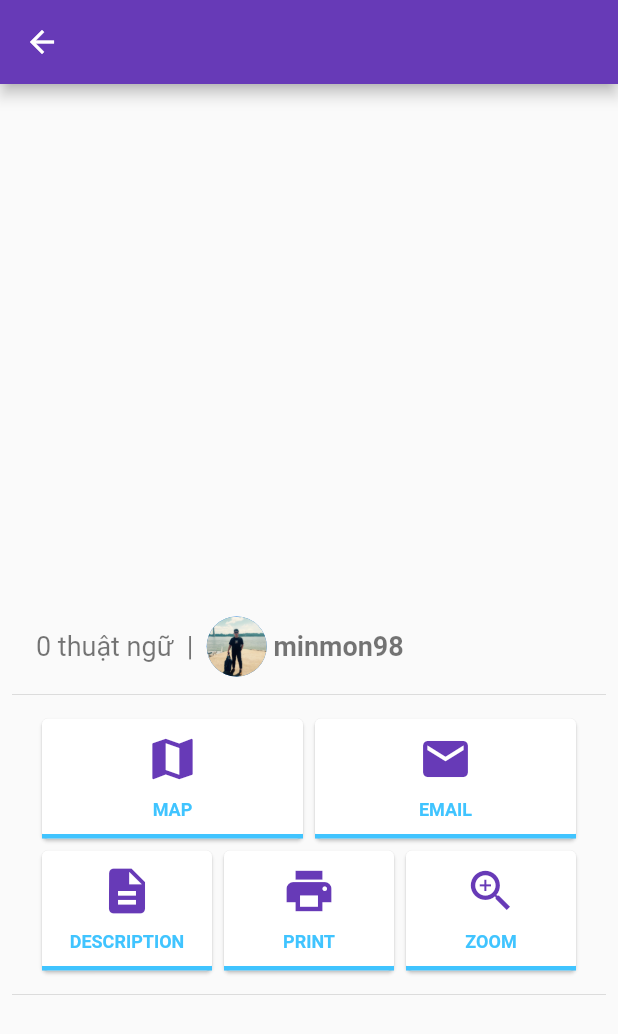
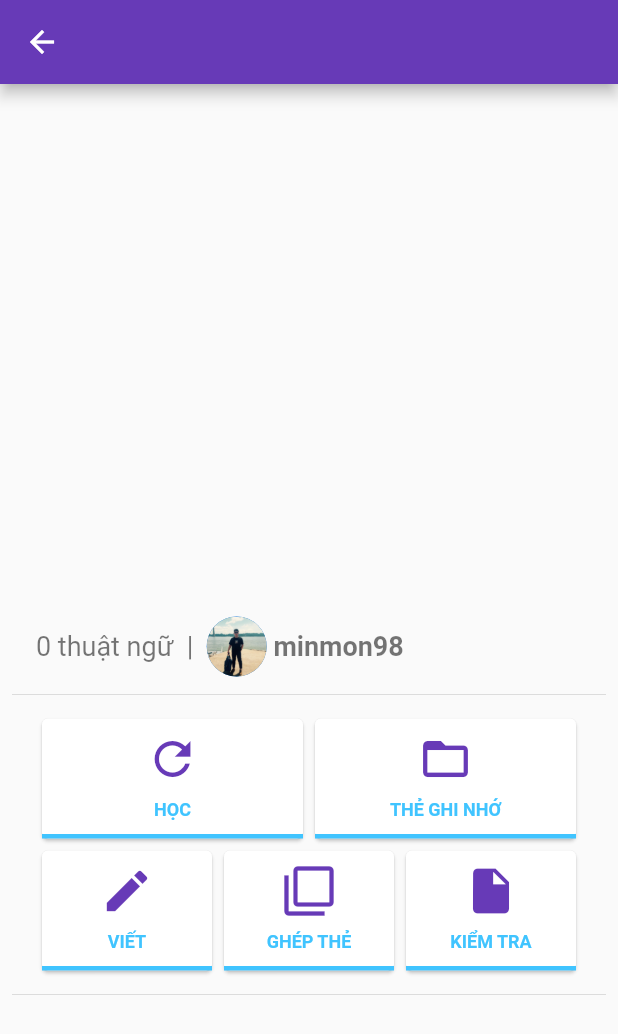
Before and after one commit to ngocAnh1999/int3122-2019, a Flutter app: the LessonView screen opened directly with empty values, on a phone screen of 412 x 824 dp. Shown: the top 1034 px of the screen. Run offline on Flutter 3.47's test engine with Material 2 defaults, Android fonts, the phone set to English and light mode, and no system bars; our stand-ins replace cloud_firestore, firebase_auth, flutter_swiper, flutter_tts, fluttertoast, google_sign_in and 1 more; missing offline and left inert: flutter_flip_view; accounts and stored records are empty.

Commit message:
update learning card icon

```diff
--- a/group1_quizlet/flutter_app/lib/presentation/views/LessonController.dart
+++ b/group1_quizlet/flutter_app/lib/presentation/views/LessonController.dart
@@ -107,12 +107,12 @@ class LessonViewState extends State<LessonView> {
                     mainAxisAlignment: MainAxisAlignment.spaceEvenly,
                     children: <Widget>[
                       FlashCardLearningLayout(
-                        iconData: Icons.map,
-                        title: "Map",
+                        iconData: Icons.refresh,
+                        title: "Học",
                       ),
                       FlashCardLearningLayout(
-                        iconData: Icons.email,
-                        title: "Email",
+                        iconData: Icons.folder_open,
+                        title: "Thẻ ghi nhớ",
                       )
                     ],
                   ),
@@ -120,16 +120,16 @@ class LessonViewState extends State<LessonView> {
                     mainAxisAlignment: MainAxisAlignment.spaceEvenly,
                     children: <Widget>[
                       FlashCardLearningLayout(
-                        iconData: Icons.description,
-                        title: "Description",
+                        iconData: Icons.mode_edit,
+                        title: "Viết",
                       ),
                       FlashCardLearningLayout(
-                        iconData: Icons.print,
-                        title: "Print",
+                        iconData: Icons.filter_none,
+                        title: "Ghép thẻ",
                       ),
                       FlashCardLearningLayout(
-                        iconData: Icons.zoom_in,
-                        title: "Zoom",
+                        iconData: Icons.insert_drive_file,
+                        title: "Kiểm tra",
                       )
                     ],
                   )
```
